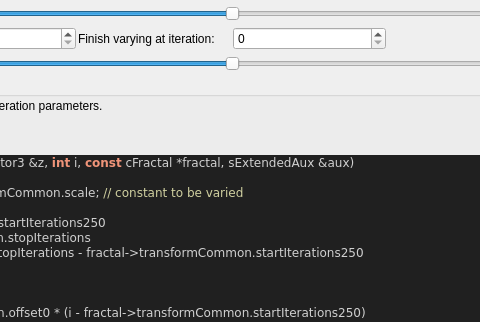
Old version of the form mandelbulber2/formula/ui/fractal_transf_scale_vary_v1.ui in the repository buddhi1980/mandelbulber2; both pictures show x 235 to 715 and y 0 to 322 of the 934 by 628 pixel window.
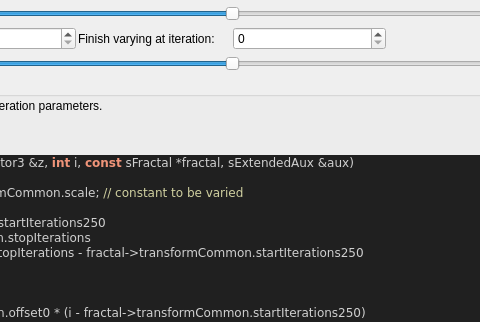
New version of the form. Custom widgets are drawn as their Qt base class.

Patch:
```diff
--- a/mandelbulber2/formula/ui/fractal_transf_scale_vary_v1.ui
+++ b/mandelbulber2/formula/ui/fractal_transf_scale_vary_v1.ui
@@ -240,7 +240,7 @@
 &lt;/table&gt;
 &lt;h3&gt;Code&lt;/h3&gt;
 &lt;body style=&quot;background-color:#202020&quot;&gt;
-&lt;pre style=&quot;color:#d0d0d0; background-color:#202020;  font-family:'Courier New',monospace;&quot;&gt;&lt;span style=&quot;color:#f09479; font-weight:bold&quot;&gt;void&lt;/span&gt; &lt;span style=&quot;color:#e47eed&quot;&gt;TransfScaleVaryV1Iteration&lt;/span&gt;&lt;span style=&quot;color:#d0d0d0&quot;&gt;(&lt;/span&gt;CVector3 &lt;span style=&quot;color:#d0d0d0&quot;&gt;&amp;amp;&lt;/span&gt;z&lt;span style=&quot;color:#d0d0d0&quot;&gt;,&lt;/span&gt; &lt;span style=&quot;color:#f09479; font-weight:bold&quot;&gt;int&lt;/span&gt; i&lt;span style=&quot;color:#d0d0d0&quot;&gt;,&lt;/span&gt; &lt;span style=&quot;color:#f09479; font-weight:bold&quot;&gt;const&lt;/span&gt; cFractal &lt;span style=&quot;color:#d0d0d0&quot;&gt;*&lt;/span&gt;fractal&lt;span style=&quot;color:#d0d0d0&quot;&gt;,&lt;/span&gt; sExtendedAux &lt;span style=&quot;color:#d0d0d0&quot;&gt;&amp;amp;&lt;/span&gt;aux&lt;span style=&quot;color:#d0d0d0&quot;&gt;)&lt;/span&gt;
+&lt;pre style=&quot;color:#d0d0d0; background-color:#202020;  font-family:'Courier New',monospace;&quot;&gt;&lt;span style=&quot;color:#f09479; font-weight:bold&quot;&gt;void&lt;/span&gt; &lt;span style=&quot;color:#e47eed&quot;&gt;TransfScaleVaryV1Iteration&lt;/span&gt;&lt;span style=&quot;color:#d0d0d0&quot;&gt;(&lt;/span&gt;CVector3 &lt;span style=&quot;color:#d0d0d0&quot;&gt;&amp;amp;&lt;/span&gt;z&lt;span style=&quot;color:#d0d0d0&quot;&gt;,&lt;/span&gt; &lt;span style=&quot;color:#f09479; font-weight:bold&quot;&gt;int&lt;/span&gt; i&lt;span style=&quot;color:#d0d0d0&quot;&gt;,&lt;/span&gt; &lt;span style=&quot;color:#f09479; font-weight:bold&quot;&gt;const&lt;/span&gt; sFractal &lt;span style=&quot;color:#d0d0d0&quot;&gt;*&lt;/span&gt;fractal&lt;span style=&quot;color:#d0d0d0&quot;&gt;,&lt;/span&gt; sExtendedAux &lt;span style=&quot;color:#d0d0d0&quot;&gt;&amp;amp;&lt;/span&gt;aux&lt;span style=&quot;color:#d0d0d0&quot;&gt;)&lt;/span&gt;
 &lt;span style=&quot;color:#d0d0d0&quot;&gt;{&lt;/span&gt;
   &lt;span style=&quot;color:#f09479; font-weight:bold&quot;&gt;double&lt;/span&gt; tempVC &lt;span style=&quot;color:#d0d0d0&quot;&gt;=&lt;/span&gt; fractal&lt;span style=&quot;color:#d0d0d0&quot;&gt;-&amp;gt;&lt;/span&gt;transformCommon&lt;span style=&quot;color:#d0d0d0&quot;&gt;.&lt;/span&gt;scale&lt;span style=&quot;color:#d0d0d0&quot;&gt;;&lt;/span&gt; &lt;span style=&quot;color:#d0d0a0&quot;&gt;// constant to be varied&lt;/span&gt;
 
```
